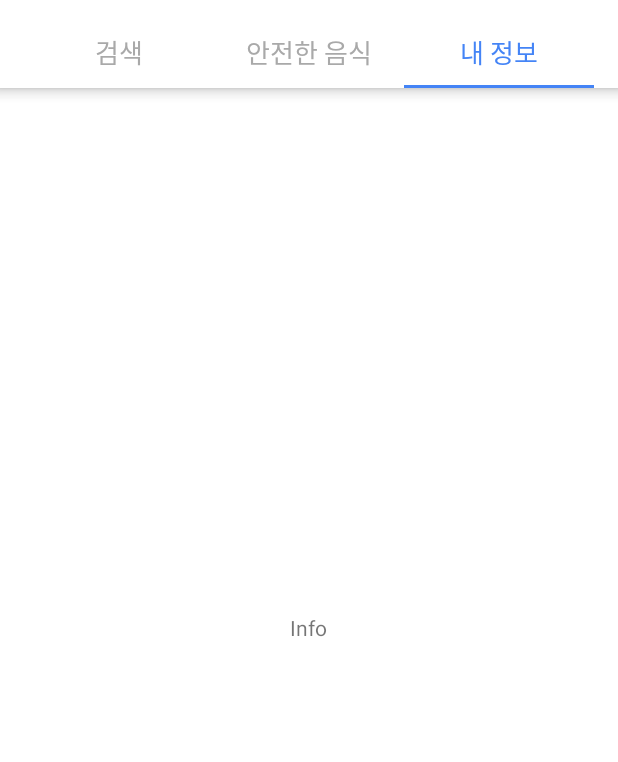
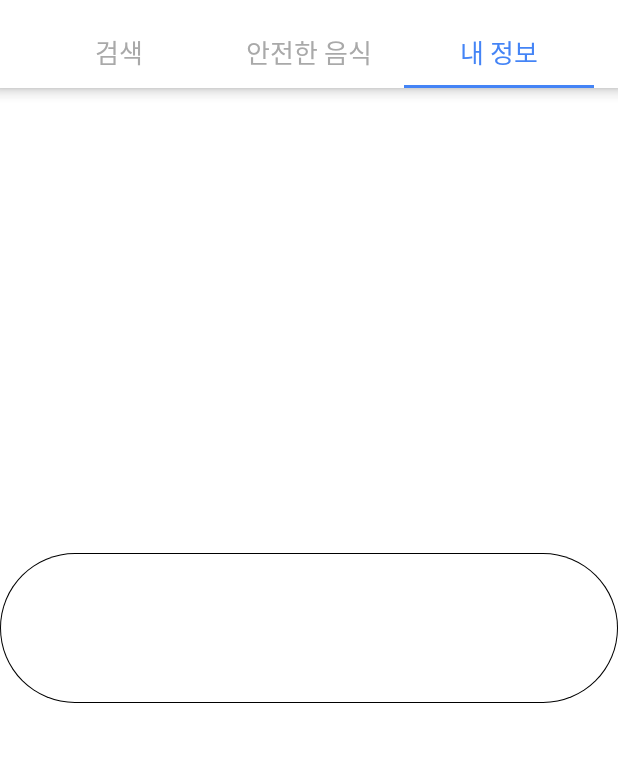
Before and after one commit to buddman1208/Safood, an Android app: the screen it shows after launch (MainActivity), tab 3 chosen, on a phone screen of 412 x 824 dp, the part 68-830 px from its top. Run offline under Robolectric (Android 15) with nearby library versions, the phone set to English and light mode, and no system bars; our stand-ins replace data binding.

Commit message:
MainList: fix expandablelistview's child not clicking

```diff
--- a/app/src/main/java/kr/edcan/safood/activity/MainActivity.java
+++ b/app/src/main/java/kr/edcan/safood/activity/MainActivity.java
@@ -23,6 +23,7 @@ import android.view.View;
 import android.view.ViewGroup;
 import android.widget.ExpandableListView;
 import android.widget.RelativeLayout;
+import android.widget.Toast;
 
 import java.io.IOException;
 import java.util.ArrayList;
@@ -225,6 +226,13 @@ public class MainActivity extends AppCompatActivity {
                         }
 
                     });
+                    listview.setOnChildClickListener(new ExpandableListView.OnChildClickListener() {
+                        @Override
+                        public boolean onChildClick(ExpandableListView expandableListView, View view, int i, int i1, long l) {
+                            Toast.makeText(getContext(), "asdf", Toast.LENGTH_SHORT).show();
+                            return true;
+                        }
+                    });
                     break;
             }
         }
--- a/app/src/main/java/kr/edcan/safood/adapter/MainSafoodAdapter.java
+++ b/app/src/main/java/kr/edcan/safood/adapter/MainSafoodAdapter.java
@@ -5,6 +5,7 @@ import android.databinding.DataBindingUtil;
 import android.view.LayoutInflater;
 import android.view.View;
 import android.view.ViewGroup;
+import android.widget.Toast;
 
 import java.util.ArrayList;
 
@@ -79,7 +80,7 @@ public class MainSafoodAdapter extends SlidingExpandableListView.AnimatedExpanda
         SafoodContentData data = contentArr.get(groupPosition).get(childPosition);
         binding.mainListChildTitle.setText(data.getTitle());
         binding.mainListChildContent.setText(data.getAddedDate().toLocaleString() + "에 추가됨");
-        if (childPosition == contentArr.get(groupPosition).size() - 1) {
+        if (isLastChild) {
             binding.mainListChildBottomIndicator.setVisibility(View.INVISIBLE);
         }
         return binding.getRoot();
@@ -93,6 +94,6 @@ public class MainSafoodAdapter extends SlidingExpandableListView.AnimatedExpanda
 
     @Override
     public boolean isChildSelectable(int i, int i1) {
-        return false;
+        return true;
     }
 }
--- a/app/src/main/java/kr/edcan/safood/views/CartaTagView.java
+++ b/app/src/main/java/kr/edcan/safood/views/CartaTagView.java
@@ -8,7 +8,11 @@ import android.graphics.Paint;
 import android.graphics.Point;
 import android.graphics.RectF;
 import android.util.AttributeSet;
+import android.util.Log;
+import android.view.MotionEvent;
+import android.view.View;
 import android.widget.TextView;
+import android.widget.Toast;
 
 import kr.edcan.safood.R;
 
@@ -86,6 +90,7 @@ public class CartaTagView extends TextView {
         requestLayout();
     }
 
+
     public void setFullMode(boolean fullMode) {
         this.fullMode = fullMode;
         requestLayout();
--- a/app/src/main/res/layout/main_info.xml
+++ b/app/src/main/res/layout/main_info.xml
@@ -2,10 +2,8 @@
     android:layout_width="match_parent"
     android:layout_height="match_parent">
 
-    <TextView
-        android:id="@+id/text"
-        android:layout_width="wrap_content"
-        android:layout_height="wrap_content"
+    <kr.edcan.safood.views.CartaTagView
         android:layout_centerInParent="true"
-        android:text="Info" />
+        android:layout_width="match_parent"
+        android:layout_height="100dp" />
 </RelativeLayout>
```
Also changed, not shown: 2 other files.
